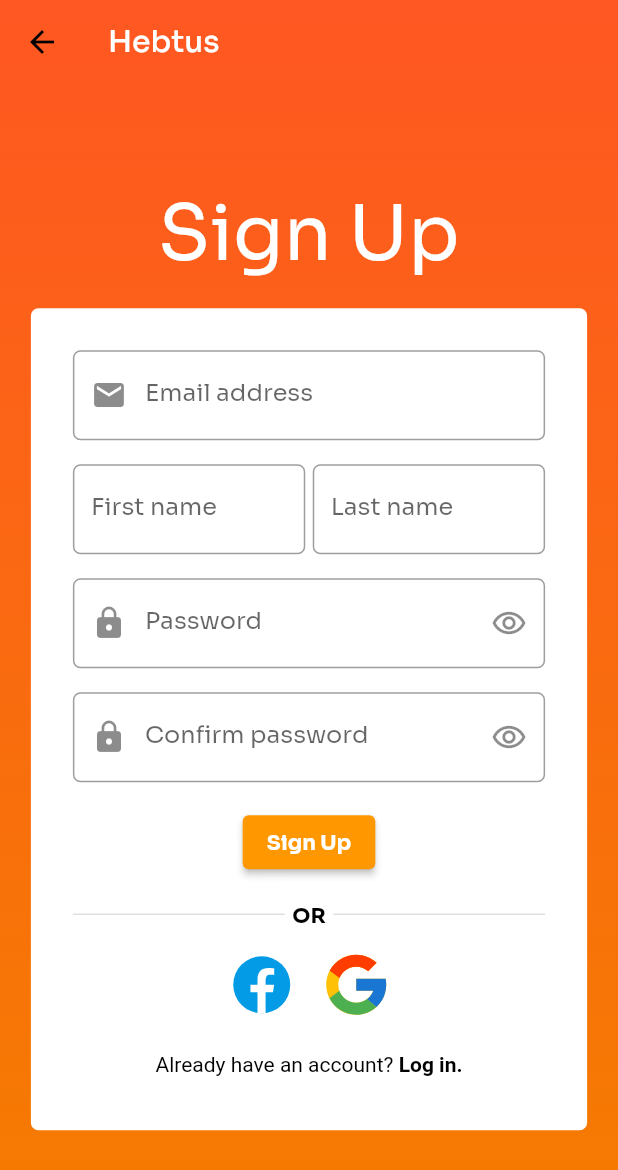
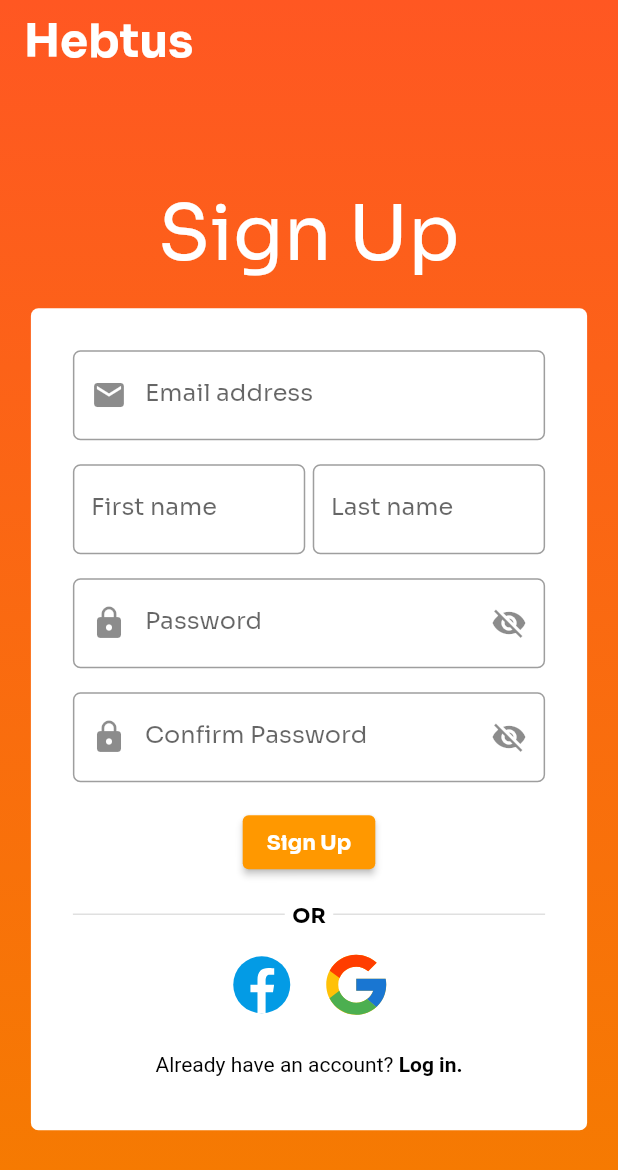
Before and after one commit to Hebtus/Cross-platform, a Flutter app: the SignupScreen screen opened directly, on a phone screen of 412 x 824 dp. Shown: the top 1170 px of the screen. Run offline on Flutter 3.47's test engine with Material 2 defaults, Android fonts, the phone set to English and light mode, and no system bars; our stand-ins replace flutter_svg, google_fonts.

Commit message:
constants.dart file added

```diff
--- /dev/null
+++ b/hebtus_crossplatform/lib/components/password_text_field.dart
@@ -0,0 +1,44 @@
+import 'package:flutter/material.dart';
+
+class PasswordTextfield extends StatefulWidget {
+  final String displayText;
+  const PasswordTextfield({
+    super.key,
+    required this.displayText,
+  });
+
+  @override
+  State<PasswordTextfield> createState() => _PasswordTextfieldState();
+}
+
+class _PasswordTextfieldState extends State<PasswordTextfield> {
+  bool _passwordVisible = false;
+  @override
+  void initState() {
+    _passwordVisible = false;
+    super.initState();
+  }
+
+  @override
+  Widget build(BuildContext context) {
+    return Padding(
+      padding: const EdgeInsets.all(8.0),
+      child: TextFormField(
+          obscureText: !_passwordVisible,
+          decoration: InputDecoration(
+              label: Text(widget.displayText),
+              prefixIcon: const Icon(Icons.lock),
+              suffixIcon: IconButton(
+                icon: Icon(
+                    _passwordVisible ? Icons.visibility : Icons.visibility_off),
+                onPressed: () {
+                  setState(() {
+                    _passwordVisible = !_passwordVisible;
+                  });
+                },
+              ),
+              border: const OutlineInputBorder(
+                  borderRadius: BorderRadius.all(Radius.circular(5))))),
+    );
+  }
+}
--- a/hebtus_crossplatform/lib/components/signup_pages_appbar.dart
+++ b/hebtus_crossplatform/lib/components/signup_pages_appbar.dart
@@ -10,7 +10,8 @@ class SignUpPagesAppBar extends StatelessWidget implements PreferredSizeWidget {
     return AppBar(
       title: const Text(
         "Hebtus",
-        style: TextStyle(color: Colors.white),
+        style: TextStyle(
+            color: Colors.white, fontSize: 30, fontWeight: FontWeight.bold),
       ),
       elevation: 0,
       backgroundColor: Colors.transparent,
--- a/hebtus_crossplatform/lib/constants.dart
+++ b/hebtus_crossplatform/lib/constants.dart
@@ -0,0 +1 @@
+const double phoneWidth = 450;
--- a/hebtus_crossplatform/lib/main.dart
+++ b/hebtus_crossplatform/lib/main.dart
@@ -16,7 +16,7 @@ class MyApp extends StatelessWidget {
     return MaterialApp(
       debugShowCheckedModeBanner: false,
       theme: appTheme(context),
-      home: LoginScreen(),
+      home: SignupScreen(),
     );
   }
 }
--- a/hebtus_crossplatform/lib/screens/ForgotPassword/forgot_password.dart
+++ b/hebtus_crossplatform/lib/screens/ForgotPassword/forgot_password.dart
@@ -1,5 +1,6 @@
 import 'package:flutter/material.dart';
 import 'package:hebtus_crossplatform/components/signup_pages_appbar.dart';
+import 'package:hebtus_crossplatform/constants.dart' as constants;
 
 class ForgotPasswdScreen extends StatelessWidget {
   const ForgotPasswdScreen({super.key});
@@ -32,9 +33,9 @@ class ForgotPasswdScreen extends StatelessWidget {
                         style: TextStyle(fontSize: 40, color: Colors.white)),
                   ),
                   Container(
-                    width: mediaQuery.size.width < 450
+                    width: mediaQuery.size.width < constants.phoneWidth
                         ? mediaQuery.size.width * 0.9
-                        : 450,
+                        : constants.phoneWidth,
                     margin: const EdgeInsets.all(10),
                     padding: const EdgeInsets.all(20),
                     decoration: BoxDecoration(
--- a/hebtus_crossplatform/lib/screens/LogIn/login_screen.dart
+++ b/hebtus_crossplatform/lib/screens/LogIn/login_screen.dart
@@ -1,5 +1,6 @@
 import 'package:flutter/material.dart';
 import 'package:hebtus_crossplatform/components/signup_pages_appbar.dart';
+import 'package:hebtus_crossplatform/constants.dart' as constants;
 import 'components/login_form.dart';
 
 class LoginScreen extends StatelessWidget {
@@ -32,9 +33,9 @@ class LoginScreen extends StatelessWidget {
                         style: TextStyle(fontSize: 50, color: Colors.white)),
                   ),
                   Container(
-                    width: mediaQuery.size.width < 450
+                    width: mediaQuery.size.width < constants.phoneWidth
                         ? mediaQuery.size.width * 0.9
-                        : 450,
+                        : constants.phoneWidth,
                     margin: const EdgeInsets.all(10),
                     padding: const EdgeInsets.all(20),
                     decoration: BoxDecoration(
--- a/hebtus_crossplatform/lib/screens/SignUp/components/signup_form.dart
+++ b/hebtus_crossplatform/lib/screens/SignUp/components/signup_form.dart
@@ -1,5 +1,6 @@
 import 'package:flutter/material.dart';
 import '../../../components/or_divider.dart';
+import '../../../components/password_text_field.dart';
 import 'already_have_account_btn.dart';
 import '../../../components/socialmedia_icon.dart';
 
@@ -16,7 +17,7 @@ class SignupForm extends StatelessWidget {
         Padding(
           padding: const EdgeInsets.all(8.0),
           child: TextFormField(
-              decoration: InputDecoration(
+              decoration: const InputDecoration(
                   label: Text("Email address"),
                   prefixIcon: Icon(Icons.mail),
                   border: OutlineInputBorder(
@@ -28,16 +29,16 @@ class SignupForm extends StatelessWidget {
             children: [
               Flexible(
                 child: TextFormField(
-                    decoration: InputDecoration(
+                    decoration: const InputDecoration(
                         label: Text("First name"),
                         border: OutlineInputBorder(
                             borderRadius:
                                 BorderRadius.all(Radius.circular(5))))),
               ),
-              SizedBox(width: 5),
+              const SizedBox(width: 5),
               Flexible(
                 child: TextFormField(
-                    decoration: InputDecoration(
+                    decoration: const InputDecoration(
                         label: Text("Last name"),
                         border: OutlineInputBorder(
                             borderRadius:
@@ -46,34 +47,8 @@ class SignupForm extends StatelessWidget {
             ],
           ),
         ),
-        Padding(
-          padding: const EdgeInsets.all(8.0),
-          child: TextFormField(
-              obscureText: true,
-              decoration: InputDecoration(
-                  label: Text("Password"),
-                  prefixIcon: Icon(Icons.lock),
-                  suffixIcon: IconButton(
-                    icon: Icon(Icons.remove_red_eye_outlined),
-                    onPressed: () {},
-                  ),
-                  border: OutlineInputBorder(
-                      borderRadius: BorderRadius.all(Radius.circular(5))))),
-        ),
-        Padding(
-          padding: const EdgeInsets.all(8.0),
-          child: TextFormField(
-              obscureText: true,
-              decoration: InputDecoration(
-                  label: Text("Confirm password"),
-                  prefixIcon: Icon(Icons.lock),
-                  suffixIcon: IconButton(
-                    icon: Icon(Icons.remove_red_eye_outlined),
-                    onPressed: () {},
-                  ),
-                  border: OutlineInputBorder(
-                      borderRadius: BorderRadius.all(Radius.circular(5))))),
-        ),
+        PasswordTextfield(displayText: "Password"),
+        PasswordTextfield(displayText: "Confirm Password"),
         Padding(
           padding: const EdgeInsets.all(8.0),
           child: ElevatedButton(
--- a/hebtus_crossplatform/lib/screens/SignUp/signup_screen.dart
+++ b/hebtus_crossplatform/lib/screens/SignUp/signup_screen.dart
@@ -1,4 +1,5 @@
 import 'package:flutter/material.dart';
+import 'package:hebtus_crossplatform/constants.dart' as constants;
 
 import '../../components/signup_pages_appbar.dart';
 import 'components/signup_form.dart';
@@ -33,9 +34,9 @@ class SignupScreen extends StatelessWidget {
                         style: TextStyle(fontSize: 50, color: Colors.white)),
                   ),
                   Container(
-                    width: mediaQuery.size.width < 450
+                    width: mediaQuery.size.width < constants.phoneWidth
                         ? mediaQuery.size.width * 0.9
-                        : 450,
+                        : constants.phoneWidth,
                     margin: const EdgeInsets.all(10),
                     padding: const EdgeInsets.all(20),
                     decoration: BoxDecoration(
```
Also changed, not shown: hebtus_crossplatform/lib/screens/LogIn/components/login_form.dart (+6 -18 lines).
